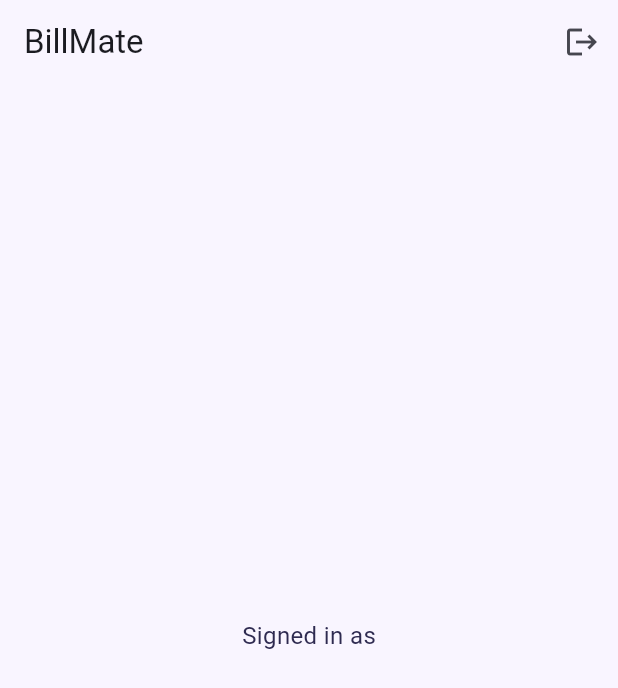
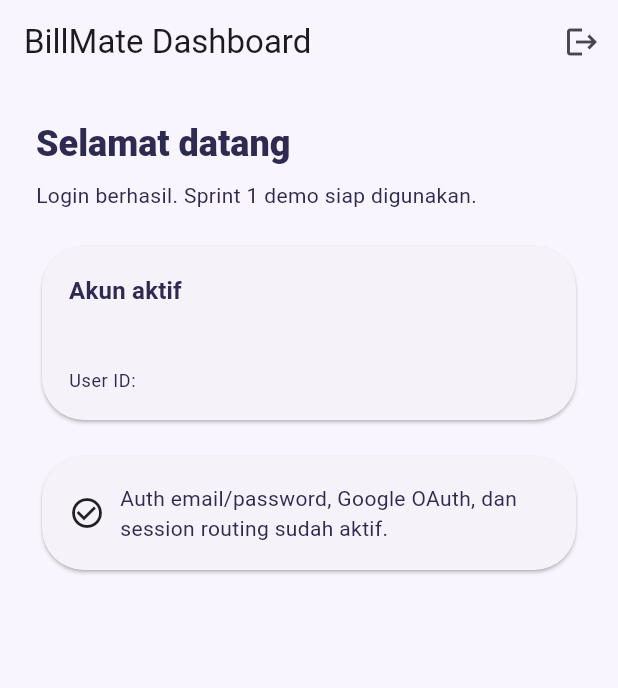
Before and after one commit to aufaramdhn/BillMate, a Flutter app: the screen it shows once a user with an empty profile is signed in, on a phone screen of 412 x 824 dp. Shown: the top 688 px of the screen. Run offline on Flutter 3.47's test engine with Material 3 defaults, Android fonts, the phone set to English and light mode, and no system bars; our stand-ins replace flutter_dotenv, go_router, supabase_flutter; missing offline and left inert: onesignal_flutter; accounts and stored records are empty.

Commit message:
feat(s1): finalize sprint demo dashboard flow (S1-T10)

```diff
--- a/lib/presentation/screens/authenticated_home_screen.dart
+++ b/lib/presentation/screens/authenticated_home_screen.dart
@@ -68,9 +68,11 @@
 
   @override
   Widget build(BuildContext context) {
+    final theme = Theme.of(context);
+
     return Scaffold(
       appBar: AppBar(
-        title: const Text('BillMate'),
+        title: const Text('BillMate Dashboard'),
         actions: [
           IconButton(
             tooltip: 'Sign out',
@@ -89,17 +91,63 @@
         child: Padding(
           padding: const EdgeInsets.all(24),
           child: Column(
-            mainAxisSize: MainAxisSize.min,
+            crossAxisAlignment: CrossAxisAlignment.stretch,
             children: [
-              const Text(
-                'Signed in as',
-                style: TextStyle(fontSize: 16),
+              Text(
+                'Selamat datang',
+                style: theme.textTheme.headlineSmall?.copyWith(
+                  fontWeight: FontWeight.w800,
+                ),
               ),
               const SizedBox(height: 8),
               Text(
-                widget.user.email ?? 'Unknown email',
-                textAlign: TextAlign.center,
-                style: Theme.of(context).textTheme.titleMedium,
+                'Login berhasil. Sprint 1 demo siap digunakan.',
+                style: theme.textTheme.bodyMedium,
+              ),
+              const SizedBox(height: 20),
+              Card(
+                child: Padding(
+                  padding: const EdgeInsets.all(18),
+                  child: Column(
+                    crossAxisAlignment: CrossAxisAlignment.start,
+                    children: [
+                      Text(
+                        'Akun aktif',
+                        style: theme.textTheme.titleMedium?.copyWith(
+                          fontWeight: FontWeight.w700,
+                        ),
+                      ),
+                      const SizedBox(height: 8),
+                      Text(
+                        widget.user.email ?? 'Unknown email',
+                        style: theme.textTheme.bodyLarge,
+                      ),
+                      const SizedBox(height: 8),
+                      Text(
+                        'User ID: ${widget.user.id}',
+                        style: theme.textTheme.bodySmall,
+                      ),
+                    ],
+                  ),
+                ),
+              ),
+              const SizedBox(height: 16),
+              Card(
+                child: Padding(
+                  padding: const EdgeInsets.all(18),
+                  child: Row(
+                    children: [
+                      const Icon(Icons.check_circle_outline),
+                      const SizedBox(width: 10),
+                      Expanded(
+                        child: Text(
+                          'Auth email/password, Google OAuth, dan session routing sudah aktif.',
+                          style: theme.textTheme.bodyMedium,
+                        ),
+                      ),
+                    ],
+                  ),
+                ),
               ),
             ],
           ),
```
